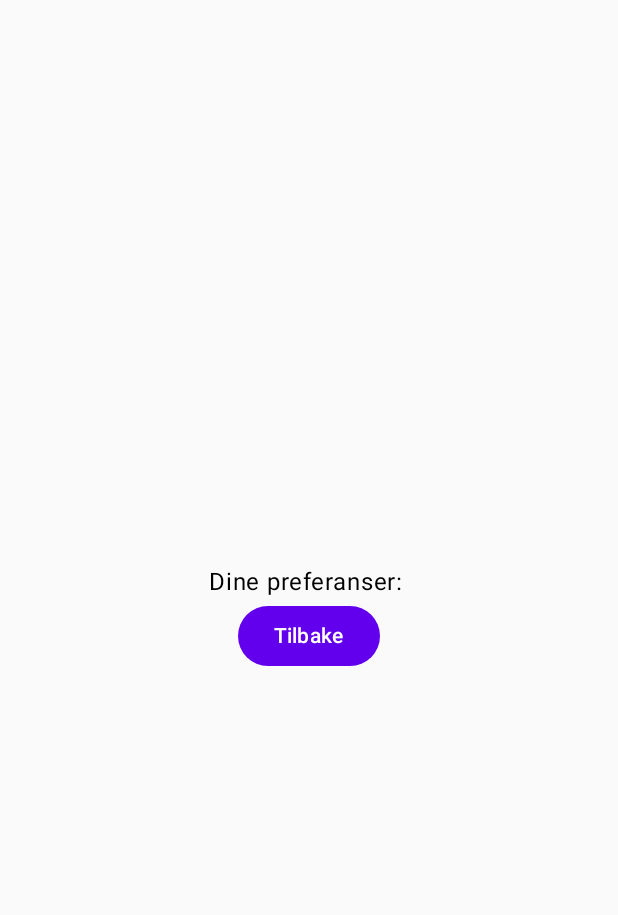
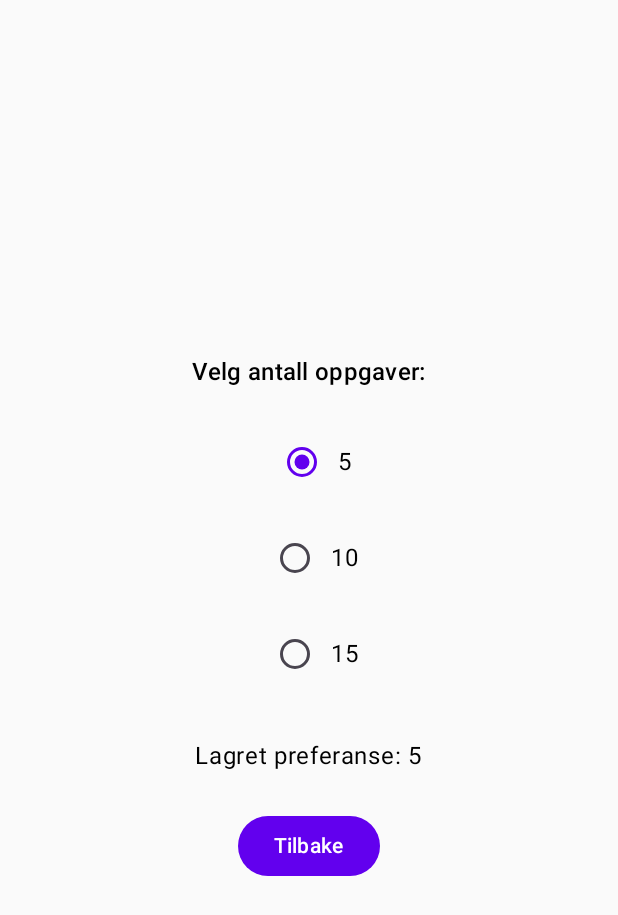
Before and after one commit to daquynht/Prosjekt1_s385550, an Android app built with Jetpack Compose: the PrefScreen screen opened through its navigation route, on a phone screen of 412 x 824 dp. Shown: the top 915 px of the screen. Run offline under Robolectric (Android 15) with nearby library versions, the phone set to English and light mode, and no system bars.

Commit message:
Lagt til Dialogboks, endret design og satt 5 oppgaver som standard

```diff
--- a/app/src/main/java/com/example/prosjekt1_s385550/PrefViewModel.kt
+++ b/app/src/main/java/com/example/prosjekt1_s385550/PrefViewModel.kt
@@ -13,9 +13,10 @@ class PrefViewModel(application: Application) : AndroidViewModel(application) {
         sharedPreferences.edit().putString("verdi", verdi).apply()
     }
 
-    fun hentPref(): String? {
+    fun hentPref(): String {
         val sharedPreferences: SharedPreferences =
             getApplication<Application>().getSharedPreferences("Mine Preferanser", Context.MODE_PRIVATE)
-        return sharedPreferences.getString("verdi", "")
+        // Hvis brukeren aldri har valgt → returner "5" som standard
+        return sharedPreferences.getString("verdi", "5") ?: "5"
     }
 }
--- a/app/src/main/java/com/example/prosjekt1_s385550/ui/screens/PrefScreen.kt
+++ b/app/src/main/java/com/example/prosjekt1_s385550/ui/screens/PrefScreen.kt
@@ -1,9 +1,7 @@
 package com.example.prosjekt1_s385550.ui.screens
 
 import androidx.compose.foundation.layout.*
-import androidx.compose.material3.Button
-import androidx.compose.material3.RadioButton
-import androidx.compose.material3.Text
+import androidx.compose.material3.*
 import androidx.compose.runtime.*
 import androidx.compose.ui.Alignment
 import androidx.compose.ui.Modifier
@@ -12,13 +10,46 @@ import com.example.prosjekt1_s385550.PrefViewModel
 
 @Composable
 fun PrefScreen(prefViewModel: PrefViewModel, onBack: () -> Unit) {
-    val prefValue = prefViewModel.hentPref() ?: ""
+    // Hent lagret preferanse fra ViewModel (default til "5" hvis tom)
+    val savedPref = prefViewModel.hentPref() ?: "5"
+    var selectedValue by remember { mutableStateOf(savedPref) }
+
+    val options = listOf("5", "10", "15")
+
     Column(
-        modifier = Modifier.fillMaxSize(),
+        modifier = Modifier
+            .fillMaxSize()
+            .padding(16.dp),
         horizontalAlignment = Alignment.CenterHorizontally,
         verticalArrangement = Arrangement.Center
     ) {
-        Text("Dine preferanser: $prefValue")
+        Text("Velg antall oppgaver:", style = MaterialTheme.typography.titleMedium)
+
+        Spacer(modifier = Modifier.height(16.dp))
+
+        // Radioknapper for 5, 10, 15
+        options.forEach { option ->
+            Row(
+                verticalAlignment = Alignment.CenterVertically,
+                modifier = Modifier.padding(8.dp)
+            ) {
+                RadioButton(
+                    selected = selectedValue == option,
+                    onClick = {
+                        selectedValue = option
+                        prefViewModel.settPref(option) // lagrer i SharedPreferences
+                    }
+                )
+                Text(option)
+            }
+        }
+
+        Spacer(modifier = Modifier.height(24.dp))
+
+        Text("Lagret preferanse: $selectedValue")
+
+        Spacer(modifier = Modifier.height(24.dp))
+
         Button(onClick = onBack) {
             Text("Tilbake")
         }
```
Also changed, not shown: app/src/main/java/com/example/prosjekt1_s385550/ui/screens/GameScreen.kt (+31 -5 lines).
